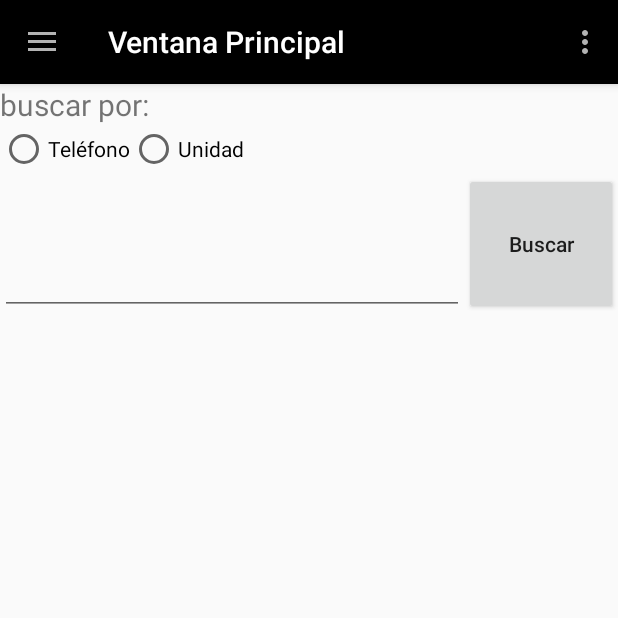
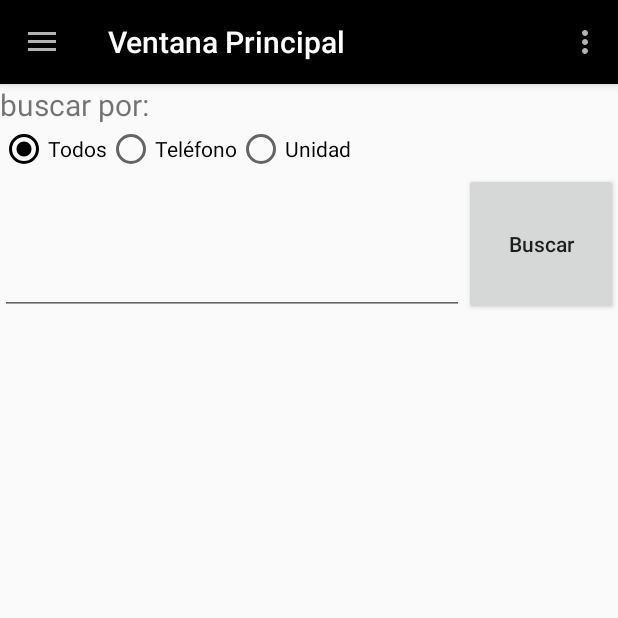
Before and after one commit to Luis945/Gestion_viajes_LAJE, an Android app: the fragment verViajes placed in its activity, on a phone screen of 412 x 824 dp, the top half of it. Run offline under Robolectric (Android 15) with nearby library versions, the phone set to English and light mode, and no system bars; our stand-ins replace Volley; network calls fail; Roboto replaces fonts that are not available here; 1 statement that could not run was skipped.

Commit message:
inicio la vista de viajes mandados

```diff
--- a/app/src/main/java/com/example/luis/gestion_viajes/verViajes.java
+++ b/app/src/main/java/com/example/luis/gestion_viajes/verViajes.java
@@ -4,9 +4,26 @@ import android.content.Context;
 import android.net.Uri;
 import android.os.Bundle;
 import android.support.v4.app.Fragment;
+import android.support.v7.widget.RecyclerView;
 import android.view.LayoutInflater;
 import android.view.View;
 import android.view.ViewGroup;
+import android.widget.Button;
+import android.widget.RadioButton;
+import android.widget.TextView;
+
+import com.android.volley.DefaultRetryPolicy;
+import com.android.volley.Request;
+import com.android.volley.Response;
+import com.android.volley.VolleyError;
+import com.android.volley.toolbox.JsonObjectRequest;
+import com.android.volley.toolbox.Volley;
+import com.example.luis.gestion_viajes.objetos.Viaje;
+
+import org.json.JSONException;
+import org.json.JSONObject;
+
+import java.util.List;
 
 
 /**
@@ -17,7 +34,7 @@ import android.view.ViewGroup;
  * Use the {@link verViajes#newInstance} factory method to
  * create an instance of this fragment.
  */
-public class verViajes extends Fragment {
+public class verViajes extends Fragment implements Response.Listener<JSONObject>,Response.ErrorListener {
     // TODO: Rename parameter arguments, choose names that match
     // the fragment initialization parameters, e.g. ARG_ITEM_NUMBER
     private static final String ARG_PARAM1 = "param1";
@@ -60,11 +77,64 @@ public class verViajes extends Fragment {
         }
     }
 
+    RadioButton radio_unidad,radio_telefono,radio_todos;
+    TextView buscar;
+    Button aceptar;
+    RecyclerView recyclerView;
+    String url="";
     @Override
     public View onCreateView(LayoutInflater inflater, ViewGroup container,
                              Bundle savedInstanceState) {
         // Inflate the layout for this fragment
-        return inflater.inflate(R.layout.fragment_ver_viajes, container, false);
+        View view =inflater.inflate(R.layout.fragment_ver_viajes, container, false);
+        radio_telefono= view.findViewById(R.id.radio_telefono);
+        radio_unidad= view.findViewById(R.id.radio_unidad);
+        radio_todos=view.findViewById(R.id.radio_todos);
+        buscar= view.findViewById(R.id.busqueda_txt);
+        aceptar= view.findViewById(R.id.busqueda_btn);
+        recyclerView=  view.findViewById(R.id.verViajesT);
+        if (radio_todos.isChecked()){
+            cargarViajes();
+        }
+        return view;
+    }
+    boolean cambio=false;
+    JSONObject object;
+    private void cargarViajes() {
+      if (radio_todos.isChecked()){
+          url="http://rtaxis.uttsistemas.com/verviajes";
+          try {
+              object.put("validacion","aceptar");
+          } catch (JSONException e) {
+              e.printStackTrace();
+          }
+          cambio=true;
+      }else if (radio_unidad.isChecked()){
+          url="http://rtaxis.uttsistemas.com/verviajesUnidad";
+          try {
+              object.put("unidad",buscar.getText().toString());
+          } catch (JSONException e) {
+              e.printStackTrace();
+          }
+          cambio=true;
+      }else if (radio_telefono.isChecked()){
+          url="http://rtaxis.uttsistemas.com/verviajesTelefono";
+          try {
+              object.put("telefono",buscar.getText().toString());
+          } catch (JSONException e) {
+              e.printStackTrace();
+          }
+          cambio=true;
+      }
+
+        if (cambio) {
+            JsonObjectRequest stringRequest1= new JsonObjectRequest(Request.Method.GET,url,object,this,this);
+            stringRequest1.setRetryPolicy(new DefaultRetryPolicy(6000, DefaultRetryPolicy.DEFAULT_MAX_RETRIES,
+                    DefaultRetryPolicy.DEFAULT_BACKOFF_MULT));
+            //  queue.add(jsonObjectRequest);
+            Volley.newRequestQueue(getContext()).add(stringRequest1);
+
+        }
     }
 
     // TODO: Rename method, update argument and hook method into UI event
@@ -91,6 +161,16 @@ public class verViajes extends Fragment {
         mListener = null;
     }
 
+    @Override
+    public void onErrorResponse(VolleyError error) {
+
+    }
+    List<Viaje> viajes;
+    @Override
+    public void onResponse(JSONObject response) {
+
+    }
+
     /**
      * This interface must be implemented by activities that contain this
      * fragment to allow an interaction in this fragment to be communicated
--- a/app/src/main/res/layout/fragment_ver_viajes.xml
+++ b/app/src/main/res/layout/fragment_ver_viajes.xml
@@ -21,6 +21,13 @@
                 android:layout_width="fill_parent"
                 android:layout_height="wrap_content"
                 android:orientation="horizontal">
+                <RadioButton
+                    android:id="@+id/radio_todos"
+                    android:layout_width="wrap_content"
+                    android:layout_height="wrap_content"
+                    android:checked="true"
+                    android:text="Todos"
+                    />
                 <RadioButton
                     android:id="@+id/radio_telefono"
                     android:layout_width="wrap_content"
```
